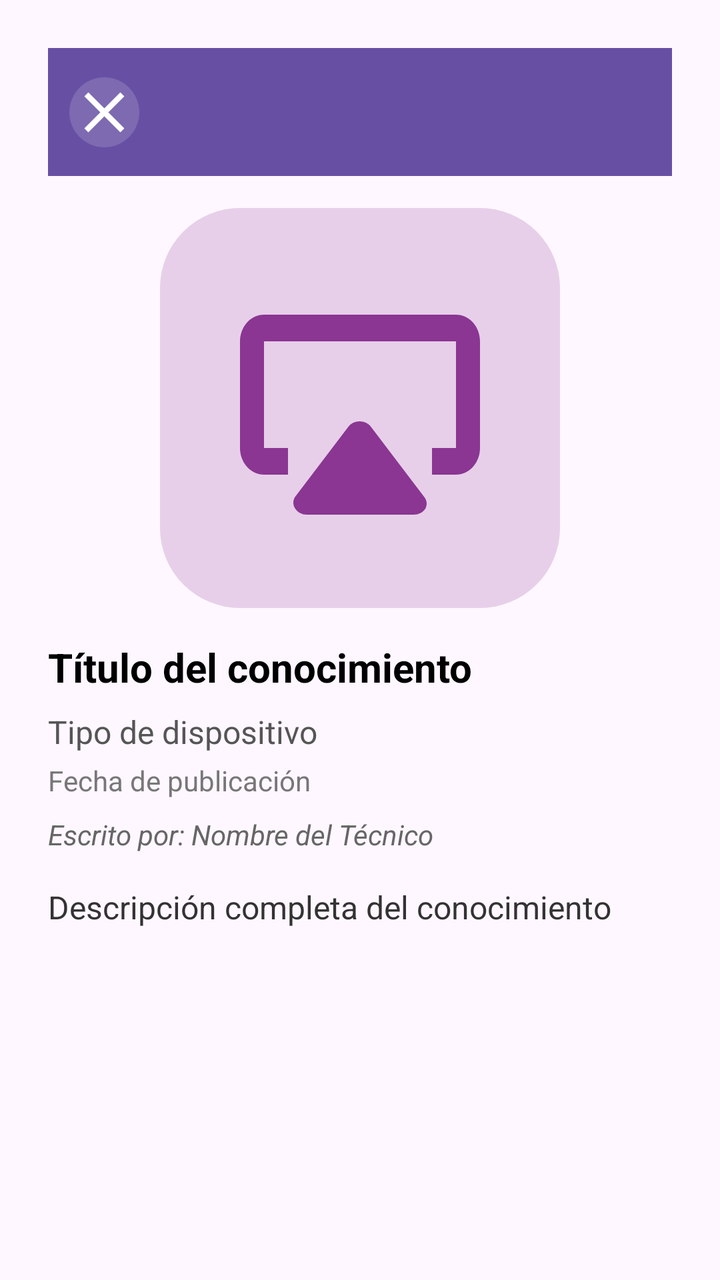
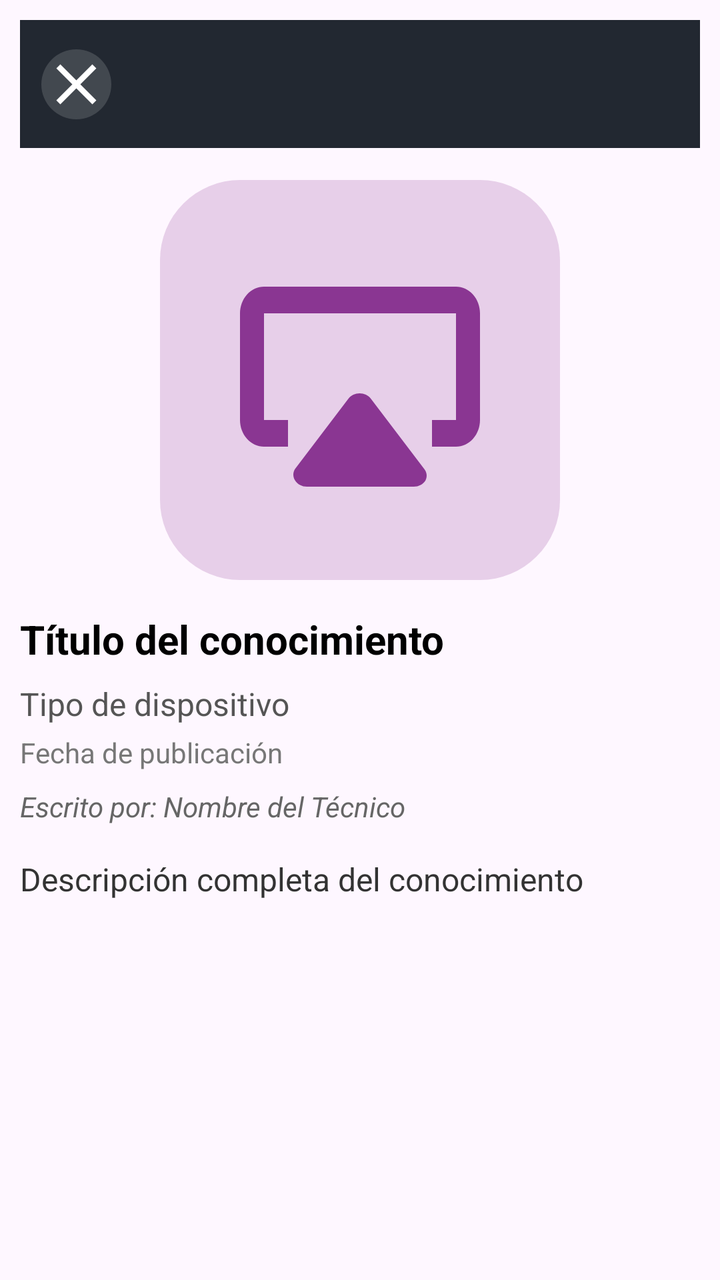

Two renders of the same Android screen: before a commit and after it. Below are the layout's source before the change and the commit's diff.
<!-- AndroidManifest.xml: application theme Theme.ReparApp -->
<!-- res/layout/fragment_knowledge_detail_dialog.xml -->
<?xml version="1.0" encoding="utf-8"?>
<LinearLayout xmlns:android="http://schemas.android.com/apk/res/android"
    xmlns:app="http://schemas.android.com/apk/res-auto"
    android:id="@+id/layout_knowledge_detail_dialog"
    android:layout_width="match_parent"
    android:layout_height="wrap_content"
    android:orientation="vertical"
    android:padding="24dp"
    android:gravity="center_horizontal">

    <androidx.appcompat.widget.Toolbar
        android:id="@+id/toolbar_knowledge_detail"
        android:layout_width="match_parent"
        android:layout_height="wrap_content"
        android:background="?attr/colorPrimary"
        android:title="Detalle del conocimiento"
        android:titleTextColor="@android:color/white"
        app:navigationIcon="@drawable/icon_close2"
        app:popupTheme="@style/ThemeOverlay.AppCompat.Light" />

    <ImageView
        android:id="@+id/image_knowledge"
        android:layout_width="200dp"
        android:layout_height="200dp"
        android:layout_marginTop="16dp"
        android:layout_marginBottom="16dp"
        android:scaleType="centerCrop"
        android:src="@drawable/icon_device_prueba" />

    <TextView
        android:id="@+id/title_knowledge"
        android:layout_width="match_parent"
        android:layout_height="wrap_content"
        android:text="Título del conocimiento"
        android:textSize="20sp"
        android:textStyle="bold"
        android:textColor="#000000"
        android:layout_marginBottom="8dp" />

    <TextView
        android:id="@+id/device_type_knowledge"
        android:layout_width="match_parent"
        android:layout_height="wrap_content"
        android:text="Tipo de dispositivo"
        android:textSize="16sp"
        android:textColor="#555555"
        android:layout_marginBottom="4dp" />

    <TextView
        android:id="@+id/publish_date_knowledge"
        android:layout_width="match_parent"
        android:layout_height="wrap_content"
        android:text="Fecha de publicación"
        android:textSize="14sp"
        android:textColor="#777777"
        android:layout_marginBottom="8dp" />

    <TextView
        android:id="@+id/author_knowledge"
        android:layout_width="match_parent"
        android:layout_height="wrap_content"
        android:text="Escrito por: Nombre del Técnico"
        android:textSize="14sp"
        android:textStyle="italic"
        android:textColor="#666666"
        android:layout_marginBottom="16dp" />

    <TextView
        android:id="@+id/description_knowledge"
        android:layout_width="match_parent"
        android:layout_height="wrap_content"
        android:text="Descripción completa del conocimiento"
        android:textSize="16sp"
        android:textColor="#333333"
        android:layout_marginBottom="8dp" />

</LinearLayout>
<!-- resources referenced by this layout -->
<resources>
  <!-- drawable icon_close2 (drawable) -->
  <vector xmlns:android="http://schemas.android.com/apk/res/android"
      android:width="35dp"
      android:height="35dp"
      android:viewportWidth="35"
      android:viewportHeight="35">
    <path
        android:pathData="M17.5,0L17.5,0A17.5,17.5 0,0 1,35 17.5L35,17.5A17.5,17.5 0,0 1,17.5 35L17.5,35A17.5,17.5 0,0 1,0 17.5L0,17.5A17.5,17.5 0,0 1,17.5 0z"
        android:fillColor="#ffffff"
        android:fillAlpha="0.15"/>
    <path
        android:pathData="M9.5,27.5L7.5,25.5L15.5,17.5L7.5,9.5L9.5,7.5L17.5,15.5L25.5,7.5L27.5,9.5L19.5,17.5L27.5,25.5L25.5,27.5L17.5,19.5L9.5,27.5Z"
        android:fillColor="#ffffff"/>
  </vector>
  <!-- drawable icon_device_prueba (drawable) -->
  <vector xmlns:android="http://schemas.android.com/apk/res/android"
      android:width="30dp"
      android:height="30dp"
      android:viewportWidth="30"
      android:viewportHeight="30">
    <path
        android:pathData="M6,0L24,0A6,6 0,0 1,30 6L30,24A6,6 0,0 1,24 30L6,30A6,6 0,0 1,0 24L0,6A6,6 0,0 1,6 0z"
        android:fillColor="#8A3692"
        android:fillAlpha="0.2"/>
    <path
        android:pathData="M19.91,22.535C19.825,22.675 19.698,22.792 19.543,22.874C19.388,22.956 19.21,23 19.029,23H11.016C10.834,23 10.657,22.956 10.502,22.874C10.346,22.792 10.219,22.675 10.134,22.535C10.046,22.401 10,22.25 10,22.096C10,21.941 10.046,21.79 10.134,21.657L14.141,16.388C14.232,16.269 14.356,16.171 14.501,16.103C14.646,16.035 14.808,16 14.972,16C15.136,16 15.298,16.035 15.443,16.103C15.588,16.171 15.712,16.269 15.803,16.388L19.81,21.657C19.914,21.782 19.977,21.93 19.995,22.084C20.013,22.238 19.983,22.394 19.91,22.535Z"
        android:fillColor="#8A3692"/>
    <path
        android:pathData="M22.2,20H20.4V18H22.2V10H7.8V18H9.6V20H7.8C7.323,20 6.865,19.789 6.527,19.414C6.19,19.039 6,18.53 6,18V10C6,9.47 6.19,8.961 6.527,8.586C6.865,8.211 7.323,8 7.8,8H22.2C22.677,8 23.135,8.211 23.473,8.586C23.81,8.961 24,9.47 24,10V18C24,18.53 23.81,19.039 23.473,19.414C23.135,19.789 22.677,20 22.2,20Z"
        android:fillColor="#8A3692"/>
  </vector>
  <style name="Theme.ReparApp" parent="Base.Theme.ReparApp" />
  <style name="Base.Theme.ReparApp" parent="Theme.Material3.DayNight.NoActionBar">
          
          
      </style>
</resources>

<!-- the commit's change to res/layout/fragment_knowledge_detail_dialog.xml (unified diff, before → after) -->
@@ -5,14 +5,14 @@
     android:layout_width="match_parent"
     android:layout_height="wrap_content"
     android:orientation="vertical"
-    android:padding="24dp"
+    android:padding="10dp"
     android:gravity="center_horizontal">
 
     <androidx.appcompat.widget.Toolbar
         android:id="@+id/toolbar_knowledge_detail"
         android:layout_width="match_parent"
         android:layout_height="wrap_content"
-        android:background="?attr/colorPrimary"
+        android:background="@color/card_title"
         android:title="Detalle del conocimiento"
         android:titleTextColor="@android:color/white"
         app:navigationIcon="@drawable/icon_close2"
<!-- resource entries referenced after the edit -->
@@ -1,5 +1,6 @@
 <!-- resources referenced by this layout -->
 <resources>
+  <color name="card_title">#222831</color>
   <!-- drawable icon_close2 (drawable) -->
   <vector xmlns:android="http://schemas.android.com/apk/res/android"
       android:width="35dp"
